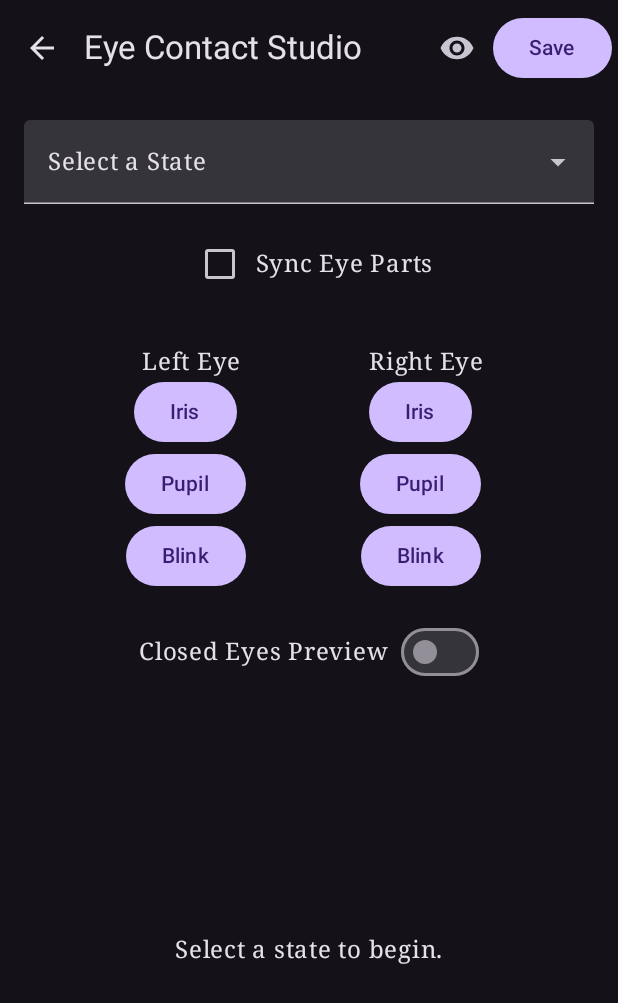
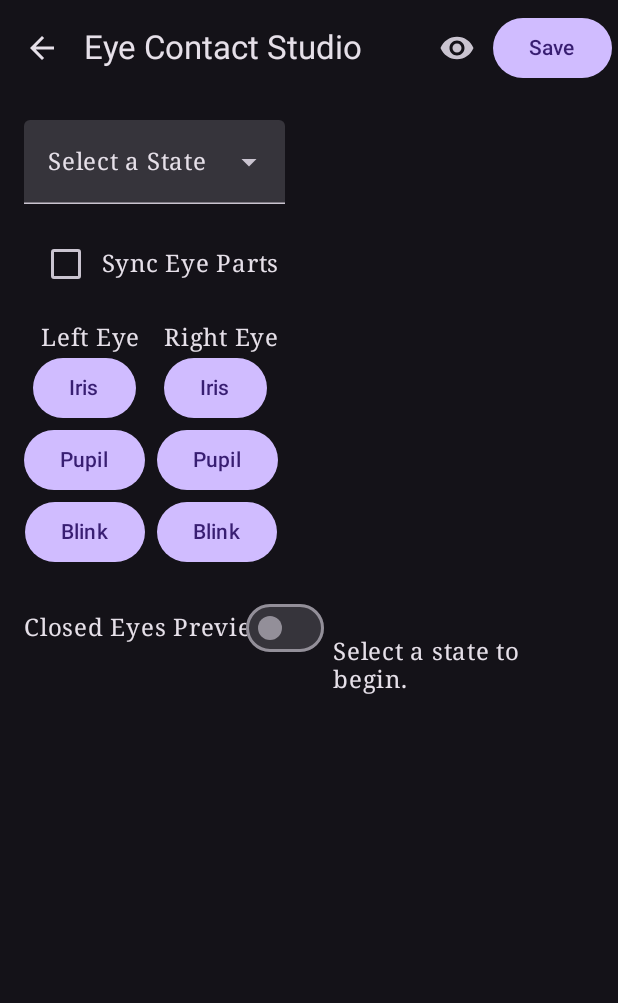
Before and after one commit to whostoplay/PuppetMaster, an Android app built with Jetpack Compose: the screen it shows after launch (MainActivity), after a tap on "Eye Contact", on a phone screen of 412 x 824 dp. Shown: the top 1003 px of the screen. Run offline under Robolectric (Android 15) with nearby library versions, the phone set to English and light mode, and no system bars; our stand-ins replace Voyager; libraries missing offline, so code that uses them is left out: com.seiko.imageloader; missing, so only their content is drawn: CompositionLocalProvider; 1 statement that could not run was skipped.

Commit message:
Part 12.2

```diff
--- a/composeApp/src/commonMain/kotlin/org/menagerie/puppet_master/navigation/EyeContactScreen.kt
+++ b/composeApp/src/commonMain/kotlin/org/menagerie/puppet_master/navigation/EyeContactScreen.kt
@@ -8,6 +8,7 @@ import androidx.compose.foundation.layout.BoxWithConstraints
 import androidx.compose.foundation.layout.Column
 import androidx.compose.foundation.layout.Row
 import androidx.compose.foundation.layout.Spacer
+import androidx.compose.foundation.layout.fillMaxHeight
 import androidx.compose.foundation.layout.fillMaxSize
 import androidx.compose.foundation.layout.fillMaxWidth
 import androidx.compose.foundation.layout.height
@@ -15,6 +16,8 @@ import androidx.compose.foundation.layout.offset
 import androidx.compose.foundation.layout.padding
 import androidx.compose.foundation.layout.size
 import androidx.compose.foundation.layout.width
+import androidx.compose.foundation.rememberScrollState
+import androidx.compose.foundation.verticalScroll
 import androidx.compose.material.icons.Icons
 import androidx.compose.material.icons.filled.ArrowBack
 import androidx.compose.material.icons.filled.RemoveRedEye
@@ -239,9 +242,14 @@ class EyeContactScreen(
                 )
             }
         ) { innerPadding ->
+            Row(
+                modifier = Modifier.fillMaxSize().padding(innerPadding).padding(16.dp),
+            ) {
+                // Controls Column
                 Column(
-                modifier = Modifier.fillMaxSize().padding(innerPadding).padding(16.dp),
-                horizontalAlignment = Alignment.CenterHorizontally
+                    modifier = Modifier.fillMaxHeight().weight(1f).padding(end = 16.dp).verticalScroll(rememberScrollState()),
+                    horizontalAlignment = Alignment.CenterHorizontally,
+                    verticalArrangement = Arrangement.spacedBy(16.dp)
                 ) {
                     // State Selector
                     ExposedDropdownMenuBox(
@@ -271,8 +279,6 @@ class EyeContactScreen(
                             }
                         }
                     }
-
-                Spacer(modifier = Modifier.height(16.dp))
 
                     Row(
                         modifier = Modifier.fillMaxWidth(),
@@ -330,12 +336,10 @@ class EyeContactScreen(
                         }
                     }
 
-                Spacer(modifier = Modifier.height(16.dp))
-
                     if (selectedState?.blinkImageName != null) {
                         var blinkRateRange by remember(minBlinkRate, maxBlinkRate) { mutableStateOf(minBlinkRate..maxBlinkRate) }
                         Column(modifier = Modifier.fillMaxWidth(0.8f)) {
-                        Text("Blink Rate Range: ${'$'}{blinkRateRange.start.roundToInt()}ms - ${'$'}{blinkRateRange.endInclusive.roundToInt()}ms")
+                            Text("Blink Rate Range: ${blinkRateRange.start.roundToInt()}ms - ${blinkRateRange.endInclusive.roundToInt()}ms")
                             RangeSlider(
                                 value = blinkRateRange,
                                 onValueChange = {
@@ -343,7 +347,7 @@ class EyeContactScreen(
                                     minBlinkRate = it.start
                                     maxBlinkRate = it.endInclusive
                                 },
-                            valueRange = 100f..10000f,
+                                valueRange = 16f..10000f,
                             )
                         }
                     }
@@ -362,8 +366,6 @@ class EyeContactScreen(
                             range = 500f..5000f
                         )
                     }
-
-                Spacer(modifier = Modifier.height(16.dp))
 
                     // Eye Image Selection
                     Row(
@@ -444,8 +446,6 @@ class EyeContactScreen(
                         }
                     }
 
-                Spacer(modifier = Modifier.height(16.dp))
-
                     Row(
                         modifier = Modifier.fillMaxWidth(),
                         verticalAlignment = Alignment.CenterVertically,
@@ -458,10 +458,11 @@ class EyeContactScreen(
                             onCheckedChange = { isClosedPreview = it }
                         )
                     }
+                }
 
-                // Preview Area
+                // Display Column
                 Box(
-                    modifier = Modifier.fillMaxSize(),
+                    modifier = Modifier.fillMaxHeight().weight(1f).padding(start = 16.dp),
                     contentAlignment = Alignment.Center
                 ) {
                     val state = selectedState
@@ -498,7 +499,6 @@ class EyeContactScreen(
                         Text("Select a state to begin.")
                     }
                 }
-
             }
         }
     }
@@ -512,7 +512,7 @@ private fun LabeledSlider(
     range: ClosedFloatingPointRange<Float>
 ) {
     Column(modifier = Modifier.fillMaxWidth(0.8f)) {
-        Text("$label: ${'$'}{value.roundToInt()}ms")
+        Text("$label: ${value.roundToInt()}ms")
         Slider(
             value = value,
             onValueChange = onValueChange,
--- a/composeApp/src/commonMain/kotlin/org/menagerie/puppet_master/states/StateEditor.kt
+++ b/composeApp/src/commonMain/kotlin/org/menagerie/puppet_master/states/StateEditor.kt
@@ -46,7 +46,7 @@ fun StateEditor(
     onStateUpdated: (PuppetStateInfo) -> Unit,
     onStateHotkeyChanged: (String, Hotkey) -> Unit
 ) {
-    val blinkSliderValueRange = 200f..10000f
+    val blinkSliderValueRange = 16f..10000f
     var blinkRateRange by remember(selectedState) {
         val start = selectedState?.minBlinkRate?.toFloat()?.coerceIn(blinkSliderValueRange) ?: 2000f
         val end = selectedState?.maxBlinkRate?.toFloat()?.coerceIn(blinkSliderValueRange) ?: 8000f
```
Lines whose indentation alone changed are shown as unchanged.
